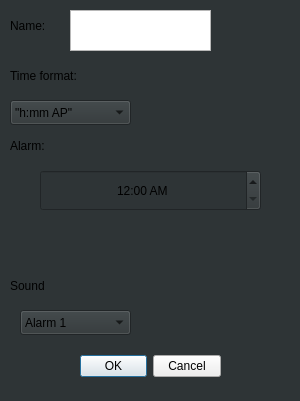
Qt form Lab2/addalarmdialog.ui (JustTaya/uniProjects_secondYear) before a commit.
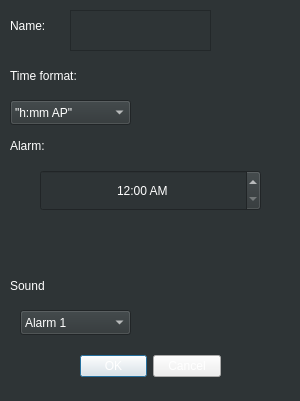
The same form after that commit. Icons and pictures are not drawn.

```diff
--- a/Lab2/addalarmdialog.ui
+++ b/Lab2/addalarmdialog.ui
@@ -14,7 +14,15 @@
    <string>Dialog</string>
   </property>
   <property name="styleSheet">
-   <string notr="true">QDialog
+   <string notr="true">QWidget {
+	color: white;
+}
+
+QTextEdit {
+	background-color: rgb(46, 52, 54);
+}
+
+QDialog
 {
 background-color: rgb(46, 52, 54);
 }
```
